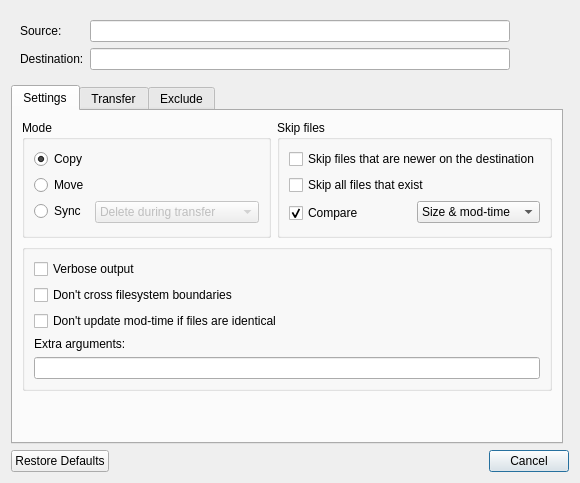
mmozeiko/RcloneBrowser, file src/transfer_dialog.ui: the form before one commit.
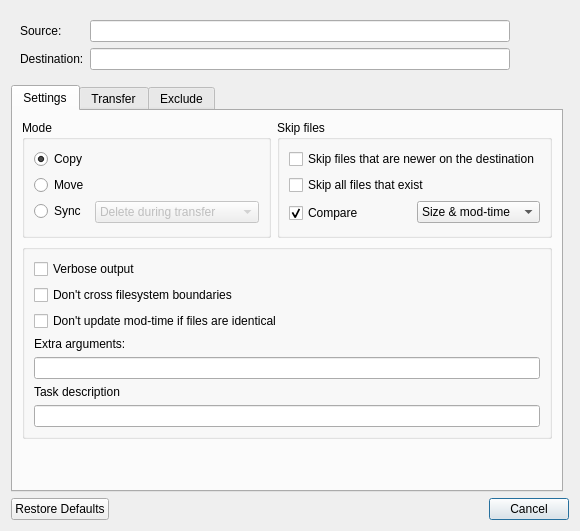
The form after the commit.

Commit message: introduce repeatable tasks feature

What changed in the file:
```diff
--- a/src/transfer_dialog.ui
+++ b/src/transfer_dialog.ui
@@ -6,8 +6,8 @@
    <rect>
     <x>0</x>
     <y>0</y>
-    <width>756</width>
-    <height>587</height>
+    <width>765</width>
+    <height>664</height>
    </rect>
   </property>
   <property name="sizePolicy">
@@ -372,6 +372,16 @@
           <item>
            <widget class="QLineEdit" name="textExtra"/>
           </item>
+          <item>
+           <widget class="QLabel" name="label_15">
+            <property name="text">
+             <string>Task description</string>
+            </property>
+           </widget>
+          </item>
+          <item>
+           <widget class="QLineEdit" name="textDescription"/>
+          </item>
          </layout>
         </widget>
        </item>
```
Left out of the diff: 1 changed line with no effect on the pictures. The commit also changes 12 other files.
